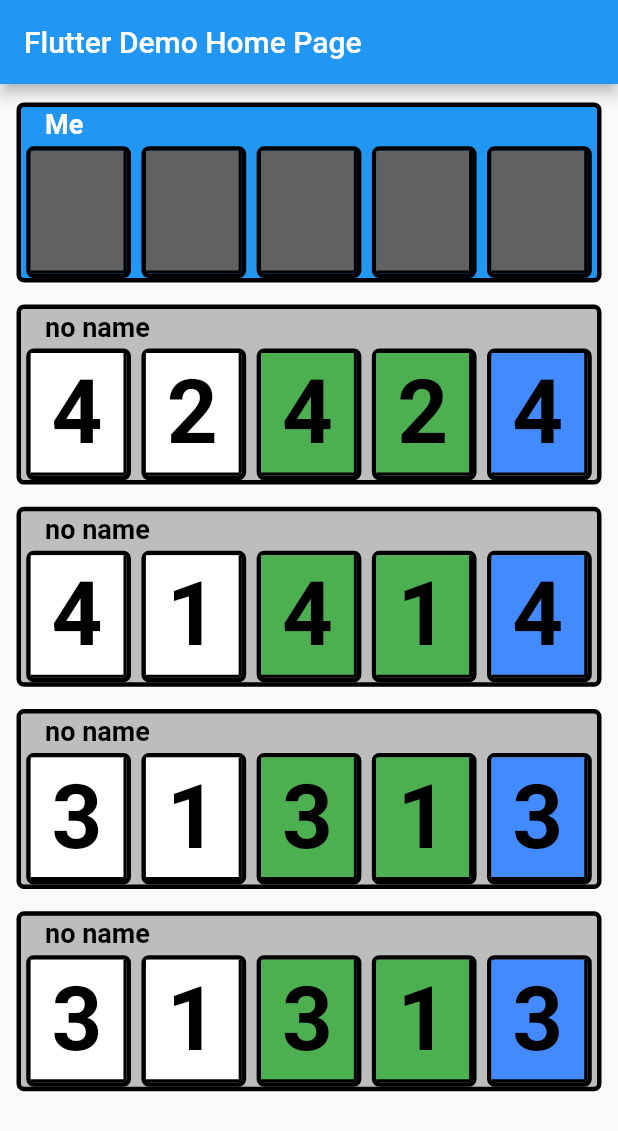
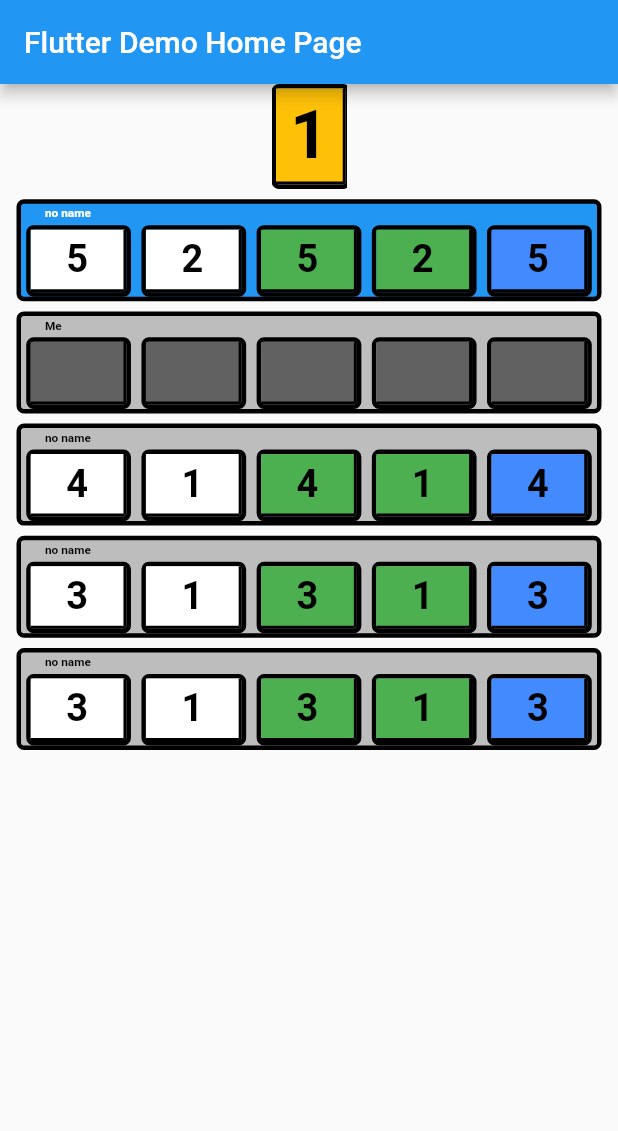
Before and after one commit to pappd/HanCardGame, a Flutter app: the screen it shows after launch, on a phone screen of 412 x 824 dp. Shown: the top 1131 px of the screen. Run offline on Flutter 3.47's test engine with Material 2 defaults, Android fonts, the phone set to English and light mode, and no system bars; drawn by our look-alikes of flutter_slidable; statements that could not run were skipped.

Commit message:
init table

```diff
--- a/lib/main.dart
+++ b/lib/main.dart
@@ -2,10 +2,12 @@ import 'package:card_game/model/board_model.dart';
 import 'package:card_game/model/card_model.dart';
 import 'package:card_game/model/card_types_model.dart';
 import 'package:card_game/model/heard_info_model.dart';
+import 'package:card_game/model/scored_card_model.dart';
 import 'package:card_game/player_cards.dart';
 import 'package:card_game/players.dart';
 import 'package:flutter/material.dart';
-import 'card.dart' as game;
+import 'card.dart' as gamee;
+import 'table.dart' as game;
 
 void main() => runApp(MyApp());
 
@@ -66,25 +68,13 @@ class _MyHomePageState extends State<MyHomePage> {
 
   @override
   Widget build(BuildContext context) {
-    var types = CardTypesModel(5);
-    types.addColor([3, 2, 2, 2, 1]);
-    types.addColor([3, 2, 2, 2, 1]);
-    types.addColor([3, 2, 2, 2, 1]);
-    types.addColor([3, 2, 2, 2, 1]);
-    types.addColor([3, 2, 2, 2, 1]);
-    var info = HeardInfoModel(types);
-    //board.giveInfo(0, 1);
-    //info.heardColor(2, false);
-    // info.heardColor(4, false);
-    // info.heardColor(1, false);
-    // info.heardColor(2, false);
-    info.heardColor(1, true);
-    info.heardValue(4, false);
-    //info.heardValue(3, false);
-    info.heardValue(2, false);
-    info.heardValue(1, false);
-    info.heardValue(0, false);
-    info.heardValue(4, false);
+    var scoredCardModel = ScoredCardModel(board.cardTypes,
+        colorCompleted: () {}, wrongCardWasAdded: () {});
+    scoredCardModel.add(CardModel(value: 1, colorIndex: 0));
+    //scoredCardModel.add(CardModel(value: 1, colorIndex: 1));
+    //scoredCardModel.add(CardModel(value: 1, colorIndex: 2));
+    //scoredCardModel.add(CardModel(value: 1, colorIndex: 3));
+    //scoredCardModel.add(CardModel(value: 1, colorIndex: 4));
     return Scaffold(
       appBar: AppBar(
         title: Text(widget.title),
@@ -93,10 +83,16 @@ class _MyHomePageState extends State<MyHomePage> {
         child: Column(
           mainAxisAlignment: MainAxisAlignment.start,
           children: <Widget>[
+            game.Table(
+              scoredCardModel,
+              width: 50,
+              height: 70,
+            ),
+
             Container(
               width: 390,
-              height: 674,
-              child: Players(board, 0),
+              height: 374,
+              child: Players(board, 1),
             ),
             // for (var i = 0; i < board.players.length; i++)
             //   PlayerCards(
--- /dev/null
+++ b/lib/table.dart
@@ -0,0 +1,126 @@
+import 'dart:math';
+
+import 'package:card_game/card.dart';
+import 'package:card_game/model/scored_card_model.dart';
+import 'package:flutter/widgets.dart';
+
+class Table extends StatelessWidget {
+  final ScoredCardModel scoredCard;
+  final double width;
+  final double height;
+  final cardWidth;
+  final cardHeight;
+  const Table(
+    this.scoredCard, {
+    Key key,
+    this.width = 320,
+    this.height = 100,
+    this.cardWidth = 60,
+    this.cardHeight = 80,
+  }) : super(key: key);
+
+  @override
+  Widget build(BuildContext context) {
+    final double widthLine1Narrow = width * 1.1 / scoredCard.cards.length;
+    final double widthLine1 = width * 0.9 / scoredCard.cards.length;
+    final double heightLine2Narrow = height * 1.1 / 2;
+    final double heightLine2 = height * 0.9 / 2;
+    final heights = <double>[
+      min(widthLine1Narrow / cardWidth * cardHeight, height),
+      min(widthLine1 / cardWidth * cardHeight, height),
+      heightLine2Narrow,
+      heightLine2,
+    ];
+
+    //There is enough place horizontally for space
+    if (widthLine1 > cardWidth ||
+        widthLine1 >= widthLine1Narrow ||
+        heightLine2Narrow >= heights[0] * 0.9) {
+      heights[0] = 0;
+    }
+
+    //There is enough place vertically for space
+    if (heightLine2 > cardHeight || heightLine2 >= heightLine2Narrow) {
+      heights[2] = 0;
+    }
+
+    final calculatedCardHeight = heights.reduce(max);
+    final calculatedCardWidth = min(
+        calculatedCardHeight / cardHeight * cardWidth,
+        2 * width * 0.9 / scoredCard.cards.length);
+
+    if (heights.indexOf(calculatedCardHeight) == 0) {
+      return Container(
+        width: width,
+        height: height,
+        child: Stack(
+          children: <Widget>[
+            for (var i = 0; i < scoredCard.cards.length; i++)
+              Positioned(
+                left: i * calculatedCardWidth * 0.84,
+                top: 0,
+                child: Container(
+                  width: calculatedCardWidth,
+                  height: calculatedCardHeight,
+                  child: Card(card: scoredCard.cards[i]),
+                ),
+              )
+          ],
+        ),
+      );
+    }
+
+    final cardsOnTop = <Widget>[
+      for (var i = 0;
+          i <
+              scoredCard.cards.length /
+                  (heights.indexOf(calculatedCardHeight) < 2 ? 1 : 2);
+          i++)
+        Container(
+            width: calculatedCardWidth,
+            height: calculatedCardHeight,
+            child: Card(card: scoredCard.cards[i])),
+    ];
+
+    final cardsOnBottom = <Widget>[
+      for (var i = (scoredCard.cards.length /
+                  (heights.indexOf(calculatedCardHeight) < 2 ? 1 : 2))
+              .ceil();
+          i < scoredCard.cards.length;
+          i++)
+        Container(
+            width: calculatedCardWidth,
+            height: calculatedCardHeight,
+            child: Card(card: scoredCard.cards[i])),
+    ];
+
+    return Container(
+      width: width,
+      height: height,
+      child: Stack(
+        children: <Widget>[
+          Positioned(
+            top: 0,
+            child: Container(
+              width: width,
+              child: Row(
+                mainAxisAlignment: MainAxisAlignment.spaceBetween,
+                children: cardsOnTop,
+              ),
+            ),
+          ),
+          Positioned(
+            bottom: 0,
+            child: Container(
+              width: width,
+              child: Row(
+                mainAxisAlignment: MainAxisAlignment.spaceEvenly,
+                children: cardsOnBottom,
+              ),
+            ),
+          ),
+        ],
+      ),
+    );
+  }
+}
```
